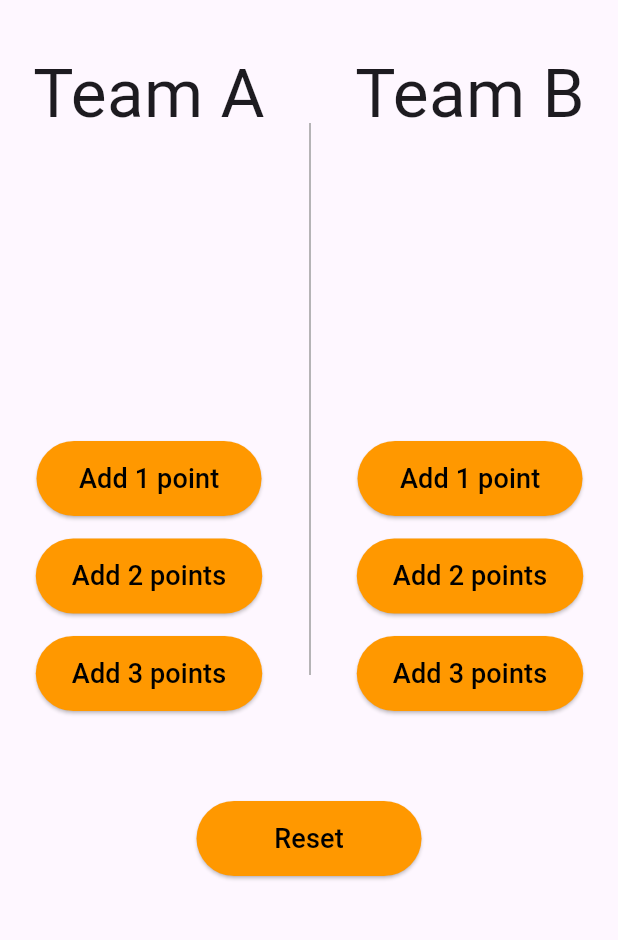
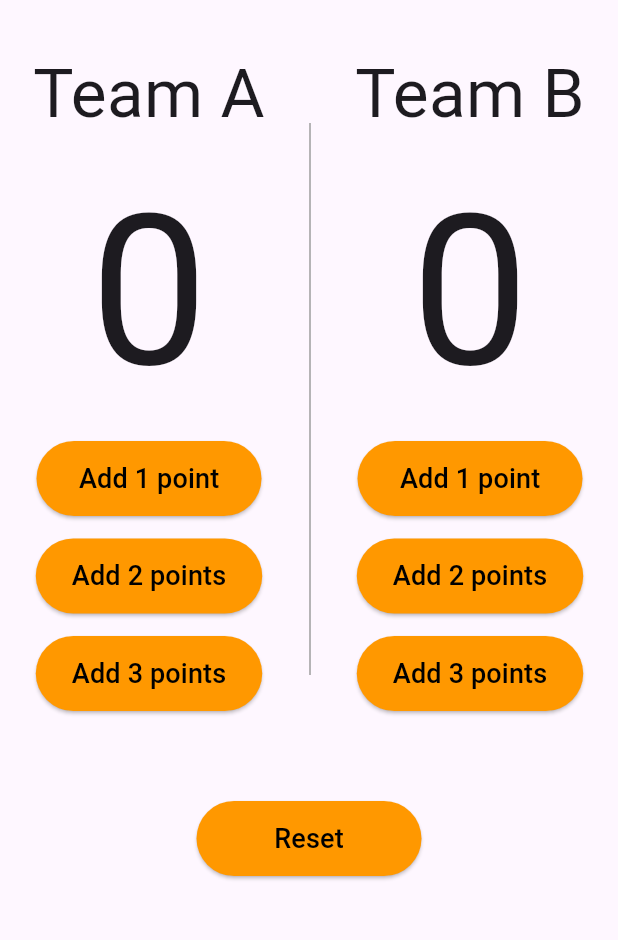
Before and after one commit to Shrouk-Ashraf/basketball-counter-app, a Flutter app: the screen it shows after launch, on a phone screen of 412 x 824 dp, the part 84-1024 px from its top. Run offline on Flutter 3.47's test engine with Material 3 defaults, Android fonts, the phone set to English and light mode, and no system bars; our stand-ins replace flutter_bloc.

```diff
--- a/lib/basketball_counter_screen.dart
+++ b/lib/basketball_counter_screen.dart
@@ -30,7 +30,7 @@ class BasketballCounterScreen extends StatelessWidget {
                       height: 200,
                       child: FittedBox(
                         fit: BoxFit.contain,
-                        child: Text("", style: TextStyle(fontSize: 150)),
+                        child: Text("0", style: TextStyle(fontSize: 150)),
                       ),
                     ),
                     ElevatedButton(
@@ -96,7 +96,7 @@ class BasketballCounterScreen extends StatelessWidget {
                       height: 200,
                       child: FittedBox(
                         fit: BoxFit.contain,
-                        child: Text("", style: TextStyle(fontSize: 150)),
+                        child: Text("0", style: TextStyle(fontSize: 150)),
                       ),
                     ),
                     ElevatedButton(
--- a/lib/cubits/counter_cubit/counter_cubit.dart
+++ b/lib/cubits/counter_cubit/counter_cubit.dart
@@ -10,12 +10,12 @@ class CounterCubit extends Cubit<CounterState> {
   int teamBScore = 0;
   teamAIncrement({required int buttonNumber}) {
     teamAScore += buttonNumber;
-    emit(CounterAIncrement());
+    emit(CounterAIncrement(teamAScore: teamAScore));
   }
 
   teamBIncrement({required int buttonNumber}) {
     teamBScore += buttonNumber;
-    emit(CounterBIncrement());
+    emit(CounterBIncrement(teamBScore: teamBScore));
   }
 
   clear() {
--- a/lib/cubits/counter_cubit/counter_state.dart
+++ b/lib/cubits/counter_cubit/counter_state.dart
@@ -5,8 +5,16 @@ abstract class CounterState {}
 
 class CounterInitial extends CounterState {}
 
-class CounterAIncrement extends CounterState {}
+class CounterAIncrement extends CounterState {
+  final int teamAScore;
 
-class CounterBIncrement extends CounterState {}
+  CounterAIncrement({required this.teamAScore});
+}
+
+class CounterBIncrement extends CounterState {
+  final int teamBScore;
+
+  CounterBIncrement({required this.teamBScore});
+}
 
 class CounterClear extends CounterState {}
--- a/lib/main.dart
+++ b/lib/main.dart
@@ -1,5 +1,7 @@
 import 'package:basketball_points_counter_app/basketball_counter_screen.dart';
+import 'package:basketball_points_counter_app/cubits/counter_cubit/counter_cubit.dart';
 import 'package:flutter/material.dart';
+import 'package:flutter_bloc/flutter_bloc.dart';
 
 void main() {
   runApp(
@@ -12,9 +14,12 @@ class BasketballCounterApp extends StatelessWidget {
 
   @override
   Widget build(BuildContext context) {
-    return MaterialApp(
-      debugShowCheckedModeBanner: false,
-      home: BasketballCounterScreen(),
+    return BlocProvider(
+      create: (context) => CounterCubit(),
+      child: MaterialApp(
+        debugShowCheckedModeBanner: false,
+        home: BasketballCounterScreen(),
+      ),
     );
   }
 }
```
